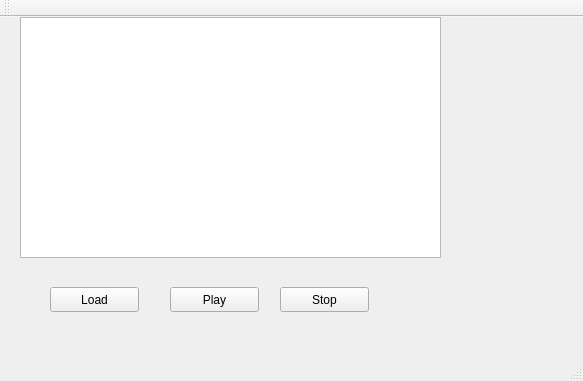
First picture: the form in image2sound.ui, repository biruk-belay/image2sound_gui, before the edit.
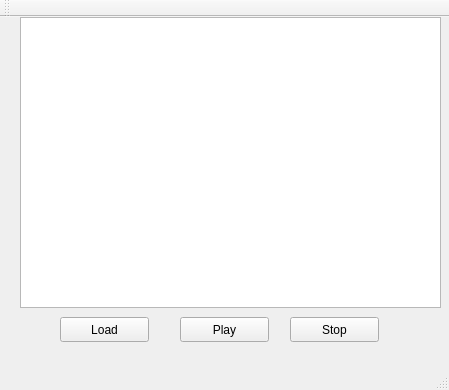
Second picture: the form after the edit.

```diff
--- a/image2sound.ui
+++ b/image2sound.ui
@@ -6,8 +6,8 @@
    <rect>
     <x>0</x>
     <y>0</y>
-    <width>583</width>
-    <height>381</height>
+    <width>449</width>
+    <height>390</height>
    </rect>
   </property>
   <property name="windowTitle">
@@ -20,15 +20,15 @@
       <x>20</x>
       <y>0</y>
       <width>421</width>
-      <height>241</height>
+      <height>291</height>
      </rect>
     </property>
    </widget>
    <widget class="QPushButton" name="Load_button">
     <property name="geometry">
      <rect>
-      <x>50</x>
-      <y>270</y>
+      <x>60</x>
+      <y>300</y>
       <width>89</width>
       <height>25</height>
      </rect>
@@ -40,8 +40,8 @@
    <widget class="QPushButton" name="Play_button">
     <property name="geometry">
      <rect>
-      <x>170</x>
-      <y>270</y>
+      <x>180</x>
+      <y>300</y>
       <width>89</width>
       <height>25</height>
      </rect>
@@ -53,8 +53,8 @@
    <widget class="QPushButton" name="Stop_button">
     <property name="geometry">
      <rect>
-      <x>280</x>
-      <y>270</y>
+      <x>290</x>
+      <y>300</y>
       <width>89</width>
       <height>25</height>
      </rect>
```
Left out of the diff: 2 changed lines with no effect on the pictures.
